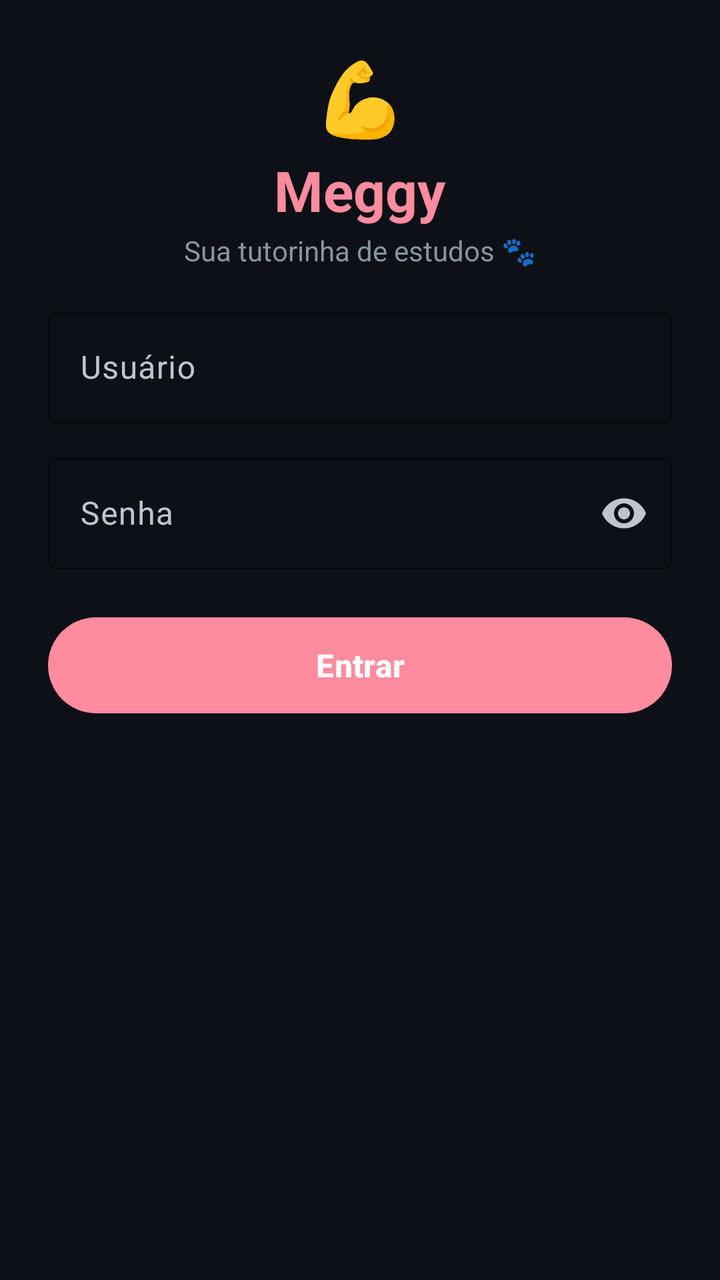
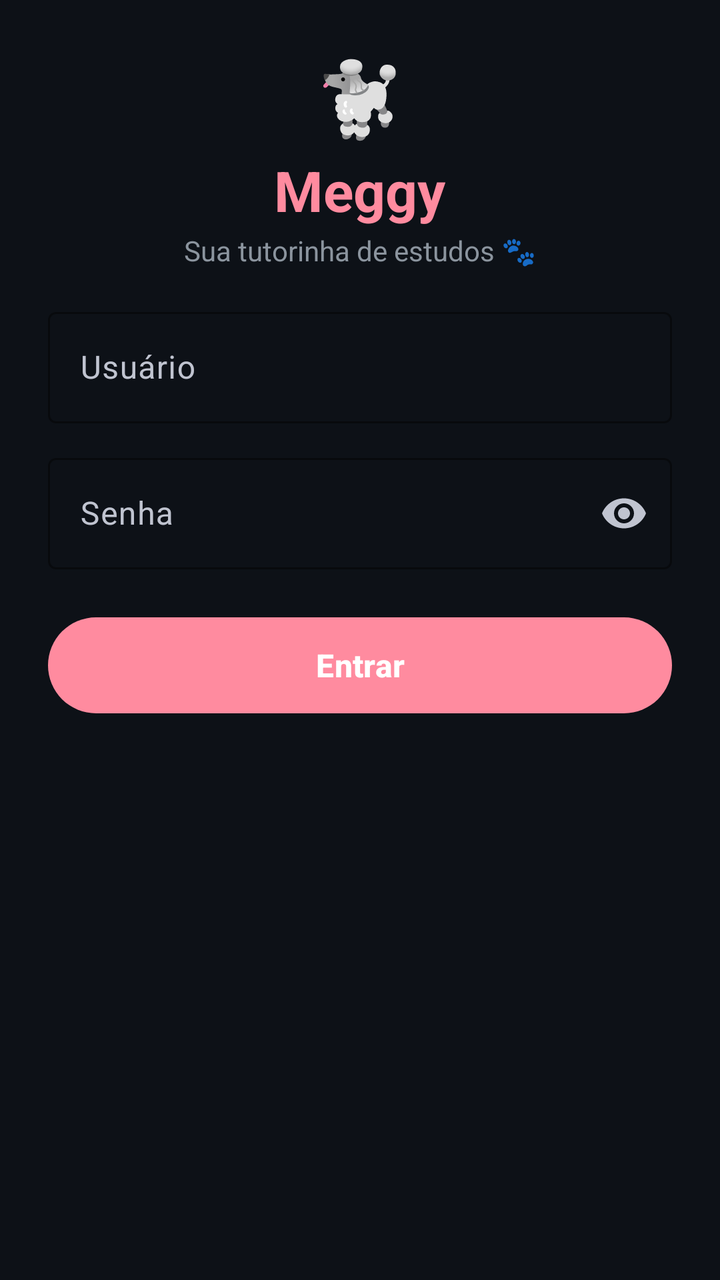

An Android layout rendered at two revisions. The XML below is the earlier revision; the diff shows what the commit changed to produce the second picture.
<!-- AndroidManifest.xml: application theme Theme.Meggy -->
<!-- res/layout/activity_login.xml -->
<?xml version="1.0" encoding="utf-8"?>
<ScrollView xmlns:android="http://schemas.android.com/apk/res/android"
    xmlns:app="http://schemas.android.com/apk/res-auto"
    android:id="@+id/login_scroll"
    android:layout_width="match_parent"
    android:layout_height="match_parent"
    android:background="#0D1117"
    android:fillViewport="true"
    android:scrollbars="none">

    <LinearLayout
        android:layout_width="match_parent"
        android:layout_height="wrap_content"
        android:orientation="vertical"
        android:gravity="center_horizontal"
        android:padding="24dp"
        android:paddingBottom="400dp">

        
        <TextView
            android:layout_width="wrap_content"
            android:layout_height="wrap_content"
            android:textSize="36sp"
            android:text="💪" />

        <TextView
            android:layout_width="wrap_content"
            android:layout_height="wrap_content"
            android:layout_marginTop="4dp"
            android:text="Meggy"
            android:textSize="28sp"
            android:textStyle="bold"
            android:textColor="#FF8B9F" />

        <TextView
            android:layout_width="wrap_content"
            android:layout_height="wrap_content"
            android:layout_marginTop="2dp"
            android:text="Sua tutorinha de estudos 🐾"
            android:textColor="#8B949E"
            android:textSize="14sp" />

        <Space android:layout_width="match_parent" android:layout_height="16dp" />

        
        <com.google.android.material.textfield.TextInputLayout
            android:id="@+id/username_layout"
            style="@style/Widget.Material3.TextInputLayout.OutlinedBox"
            android:layout_width="match_parent"
            android:layout_height="wrap_content"
            android:layout_marginBottom="12dp"
            android:hint="Usuário"
            app:boxStrokeColor="#FF8B9F"
            app:hintTextColor="#FF8B9F">

            <com.google.android.material.textfield.TextInputEditText
                android:id="@+id/username"
                android:layout_width="match_parent"
                android:layout_height="wrap_content"
                android:textColor="#E6EDF3"
                android:inputType="text"
                android:imeOptions="actionNext" />
        </com.google.android.material.textfield.TextInputLayout>

        
        <com.google.android.material.textfield.TextInputLayout
            android:id="@+id/password_layout"
            style="@style/Widget.Material3.TextInputLayout.OutlinedBox"
            android:layout_width="match_parent"
            android:layout_height="wrap_content"
            android:layout_marginBottom="20dp"
            android:hint="Senha"
            app:boxStrokeColor="#FF8B9F"
            app:hintTextColor="#FF8B9F"
            app:endIconMode="password_toggle">

            <com.google.android.material.textfield.TextInputEditText
                android:id="@+id/password"
                android:layout_width="match_parent"
                android:layout_height="wrap_content"
                android:textColor="#E6EDF3"
                android:inputType="textPassword"
                android:imeOptions="actionDone" />
        </com.google.android.material.textfield.TextInputLayout>

        
        <com.google.android.material.button.MaterialButton
            android:id="@+id/btn_login"
            android:layout_width="match_parent"
            android:layout_height="56dp"
            android:text="Entrar"
            android:textSize="16sp"
            android:textStyle="bold"
            android:textColor="#FFFFFF"
            app:backgroundTint="#FF8B9F"
            app:cornerRadius="28dp" />

        
        <ProgressBar
            android:id="@+id/login_progress"
            android:layout_width="24dp"
            android:layout_height="24dp"
            android:layout_marginTop="20dp"
            android:visibility="gone"
            android:indeterminateTint="#FF8B9F" />

    </LinearLayout>
</ScrollView>
<!-- resources referenced by this layout -->
<resources>
  <style name="Theme.Meggy" parent="Theme.Material3.Dark.NoActionBar">
          <item name="colorPrimary">@color/md_primary</item>
          <item name="colorOnPrimary">@color/md_on_primary</item>
          <item name="colorPrimaryContainer">@color/md_primary_container</item>
          <item name="colorOnPrimaryContainer">@color/md_on_primary_container</item>
          <item name="colorSecondary">@color/md_secondary</item>
          <item name="colorOnSecondary">@color/md_on_secondary</item>
          <item name="colorSecondaryContainer">@color/md_secondary_container</item>
          <item name="colorOnSecondaryContainer">@color/md_on_secondary_container</item>
  
          <item name="android:colorBackground">@color/md_background</item>
          <item name="colorSurface">@color/md_surface</item>
          <item name="colorSurfaceVariant">@color/md_surface_variant</item>
          <item name="colorOnBackground">@color/md_on_background</item>
          <item name="colorOnSurface">@color/md_on_surface</item>
          <item name="colorOnSurfaceVariant">@color/md_on_surface_variant</item>
          <item name="colorOutline">@color/md_outline</item>
          <item name="colorOutlineVariant">@color/md_outline_variant</item>
  
          <item name="colorError">@color/md_error</item>
          <item name="colorOnError">@color/md_on_error</item>
  
          <item name="android:statusBarColor">@android:color/transparent</item>
          <item name="android:navigationBarColor">@android:color/transparent</item>
          <item name="android:windowLightStatusBar" tools:targetApi="m">false</item>
          <item name="android:windowBackground">@color/md_background</item>
  
          
          <item name="materialCardViewStyle">@style/Widget.Meggy.CardView</item>
      </style>
  <color name="md_primary">#FFFF8B9F</color>
  <color name="md_on_primary">#FF1A0A0F</color>
  <color name="md_primary_container">#FF7B1FA2</color>
  <color name="md_on_primary_container">#FFFFEAF1</color>
  <color name="md_secondary">#FFC026D3</color>
  <color name="md_on_secondary">#FF1A0A1F</color>
  <color name="md_secondary_container">#FF5A1B6E</color>
  <color name="md_on_secondary_container">#FFFBD7FF</color>
  <color name="md_background">#FF0D0E12</color>
  <color name="md_surface">#FF16181F</color>
  <color name="md_surface_variant">#FF232634</color>
  <color name="md_on_background">#FFEAEAF0</color>
  <color name="md_on_surface">#FFEAEAF0</color>
  <color name="md_on_surface_variant">#FFC0C4D0</color>
  <color name="md_outline">#FF3A3F4F</color>
  <color name="md_outline_variant">#FF2A2E3A</color>
  <color name="md_error">#FFCF6679</color>
  <color name="md_on_error">#FF600014</color>
  <style name="Widget.Meggy.CardView" parent="Widget.Material3.CardView.Filled">
          <item name="cardBackgroundColor">@color/md_surface_container</item>
          <item name="cardCornerRadius">20dp</item>
          <item name="cardElevation">2dp</item>
          <item name="contentPadding">0dp</item>
          <item name="strokeWidth">0dp</item>
      </style>
  <color name="md_surface_container">#FF1B1E27</color>
</resources>

<!-- the commit's change to res/layout/activity_login.xml (unified diff, before → after) -->
@@ -21,7 +21,7 @@
             android:layout_width="wrap_content"
             android:layout_height="wrap_content"
             android:textSize="36sp"
-            android:text="💪" />
+            android:text="🐩" />
 
         <TextView
             android:layout_width="wrap_content"
